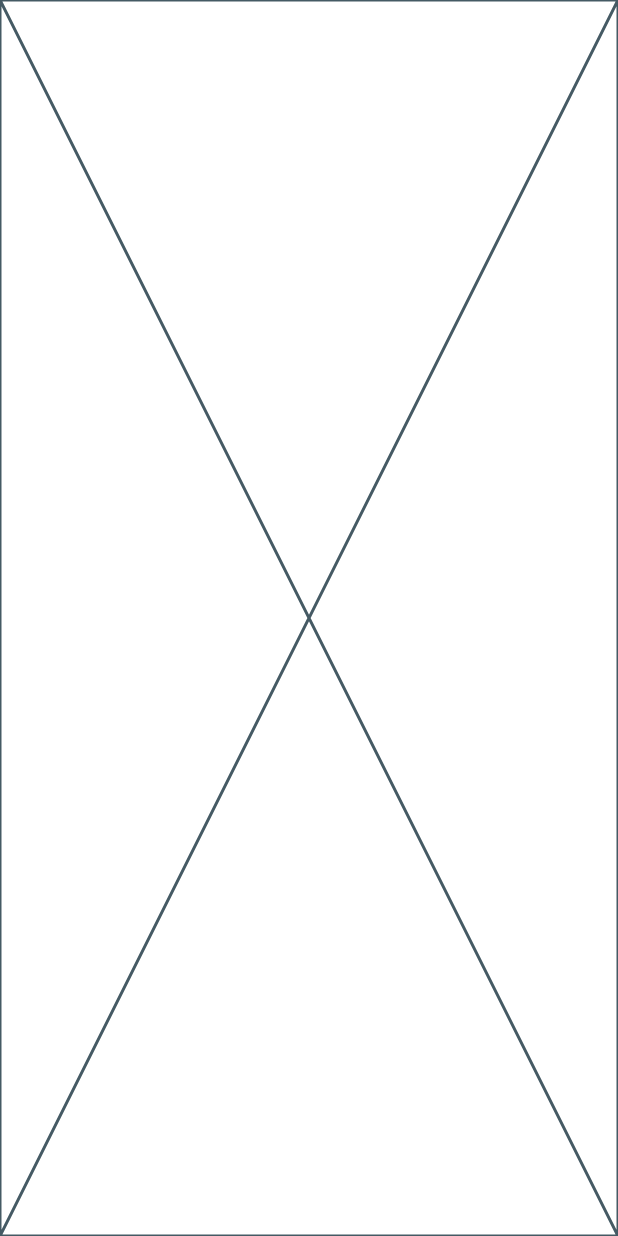
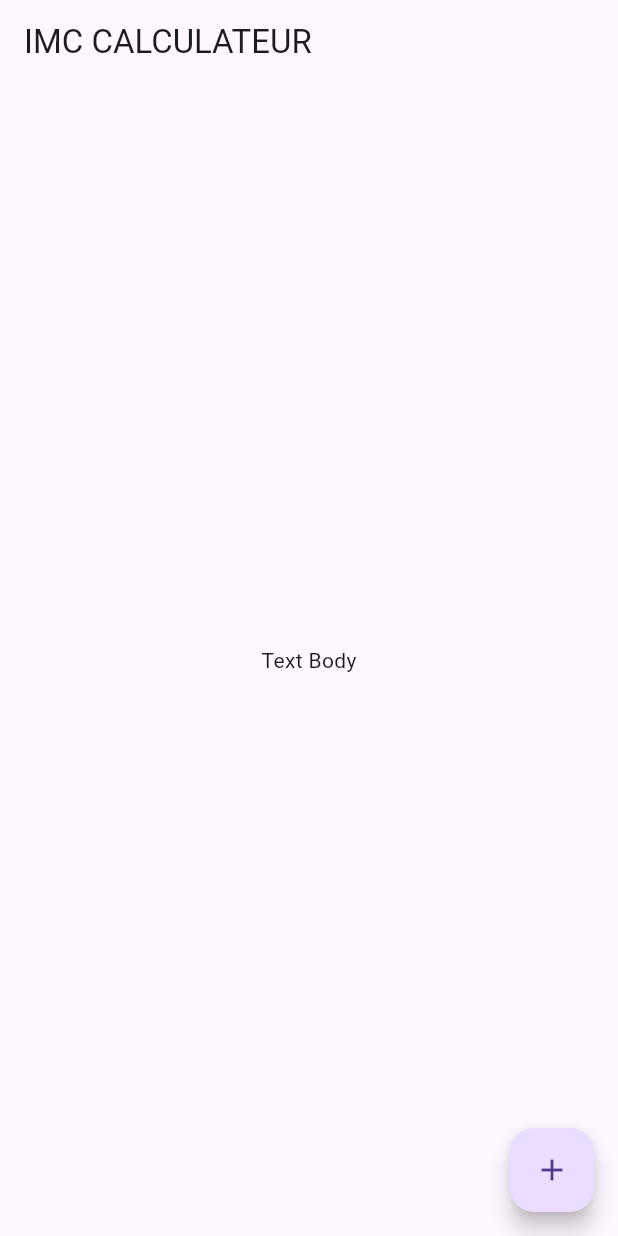
Before and after one commit to Aleks512/IMC-calculator-Flutter, a Flutter app: the screen it shows after launch, on a phone screen of 412 x 824 dp. Run offline on Flutter 3.47's test engine with Material 3 defaults, Android fonts, the phone set to English and light mode, and no system bars.

Commit message:
before theme

```diff
--- a/lib/main.dart
+++ b/lib/main.dart
@@ -25,6 +25,17 @@ class InputPage extends StatefulWidget {
 class _InputPageState extends State<InputPage> {
   @override
   Widget build(BuildContext context) {
-    return const Placeholder();
+    return Scaffold(
+      appBar: AppBar(
+        title: Text("IMC CALCULATEUR") ,
+      ),
+      body:Center(
+        child: Text('Text Body'),
+      ),
+      floatingActionButton: FloatingActionButton(
+        child: Icon(Icons.add),
+        onPressed: (){},
+        ),
+    );
   }
 }
```
